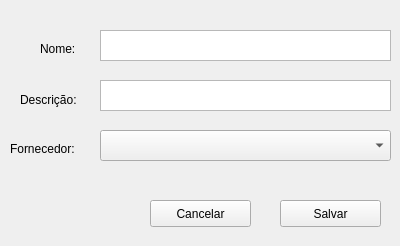
Before: the Qt Designer form Docs/UI/NovoProduto.ui in rennancockles/gigapy, drawn with Qt 5.
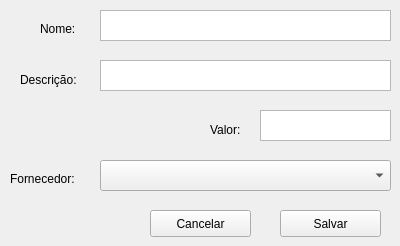
After: the same form once the commit is applied. Icons and pictures are not drawn.

Commit message: modificando UI para incluir campo valor em produto

Diff of the .ui file:
```diff
--- a/Docs/UI/NovoProduto.ui
+++ b/Docs/UI/NovoProduto.ui
@@ -21,7 +21,7 @@
    <property name="geometry">
     <rect>
      <x>150</x>
-     <y>200</y>
+     <y>210</y>
      <width>101</width>
      <height>27</height>
     </rect>
@@ -34,7 +34,7 @@
    <property name="geometry">
     <rect>
      <x>100</x>
-     <y>30</y>
+     <y>10</y>
      <width>291</width>
      <height>31</height>
     </rect>
@@ -44,7 +44,7 @@
    <property name="geometry">
     <rect>
      <x>40</x>
-     <y>40</y>
+     <y>20</y>
      <width>51</width>
      <height>17</height>
     </rect>
@@ -57,7 +57,7 @@
    <property name="geometry">
     <rect>
      <x>280</x>
-     <y>200</y>
+     <y>210</y>
      <width>101</width>
      <height>27</height>
     </rect>
@@ -70,7 +70,7 @@
    <property name="geometry">
     <rect>
      <x>100</x>
-     <y>80</y>
+     <y>60</y>
      <width>291</width>
      <height>31</height>
     </rect>
@@ -80,7 +80,7 @@
    <property name="geometry">
     <rect>
      <x>20</x>
-     <y>90</y>
+     <y>70</y>
      <width>71</width>
      <height>20</height>
     </rect>
@@ -93,7 +93,7 @@
    <property name="geometry">
     <rect>
      <x>100</x>
-     <y>130</y>
+     <y>160</y>
      <width>291</width>
      <height>31</height>
     </rect>
@@ -103,7 +103,7 @@
    <property name="geometry">
     <rect>
      <x>10</x>
-     <y>140</y>
+     <y>170</y>
      <width>91</width>
      <height>17</height>
     </rect>
@@ -112,6 +112,29 @@
     <string>Fornecedor:</string>
    </property>
   </widget>
+  <widget class="QPlainTextEdit" name="tbValor">
+   <property name="geometry">
+    <rect>
+     <x>260</x>
+     <y>110</y>
+     <width>131</width>
+     <height>31</height>
+    </rect>
+   </property>
+  </widget>
+  <widget class="QLabel" name="label_9">
+   <property name="geometry">
+    <rect>
+     <x>210</x>
+     <y>120</y>
+     <width>41</width>
+     <height>20</height>
+    </rect>
+   </property>
+   <property name="text">
+    <string>Valor:</string>
+   </property>
+  </widget>
  </widget>
  <resources/>
  <connections/>
```
The commit also changes 3 other files.
